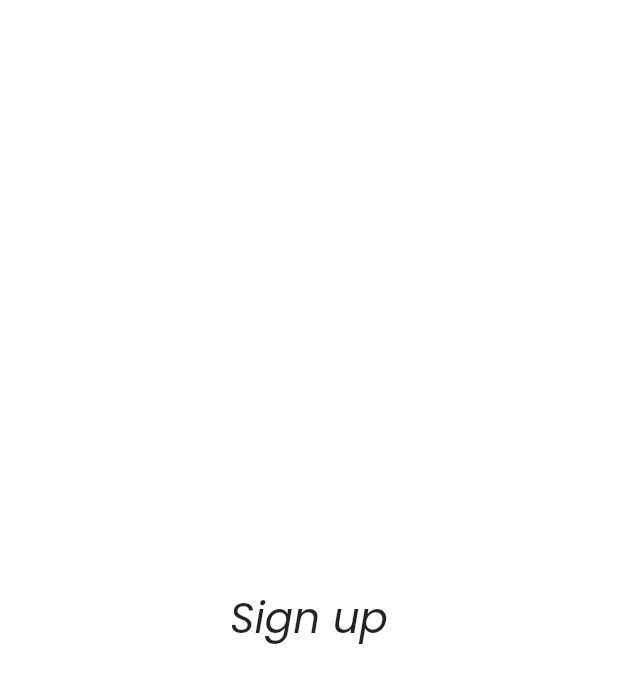
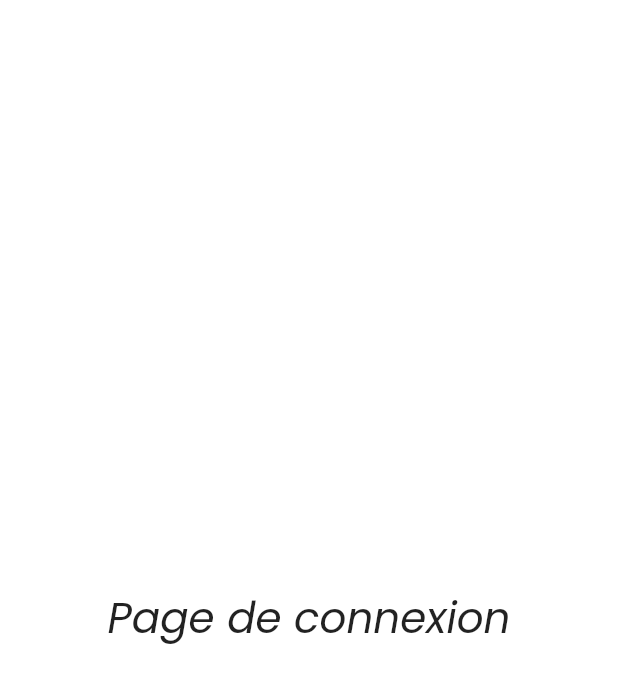
Before and after one commit to AnselmeGildas/App_AgriXTECH, a Flutter app: the SignUp screen opened directly, on a phone screen of 412 x 824 dp. Shown: the top 683 px of the screen. Run offline on Flutter 3.47's test engine with Material 2 defaults, Android fonts, the light colour scheme and no system bars.

Commit message:
Another test

```diff
--- a/agrixtech_application_1/lib/Pages/login.dart
+++ b/agrixtech_application_1/lib/Pages/login.dart
@@ -11,7 +11,7 @@
         child: Column(
           mainAxisAlignment: MainAxisAlignment.center,
           children: [
-            Text("Sign up",
+            Text("Page de connexion",
               style: TextStyle(
                 fontFamily: 'Poppins',
                 fontSize: 28
```
